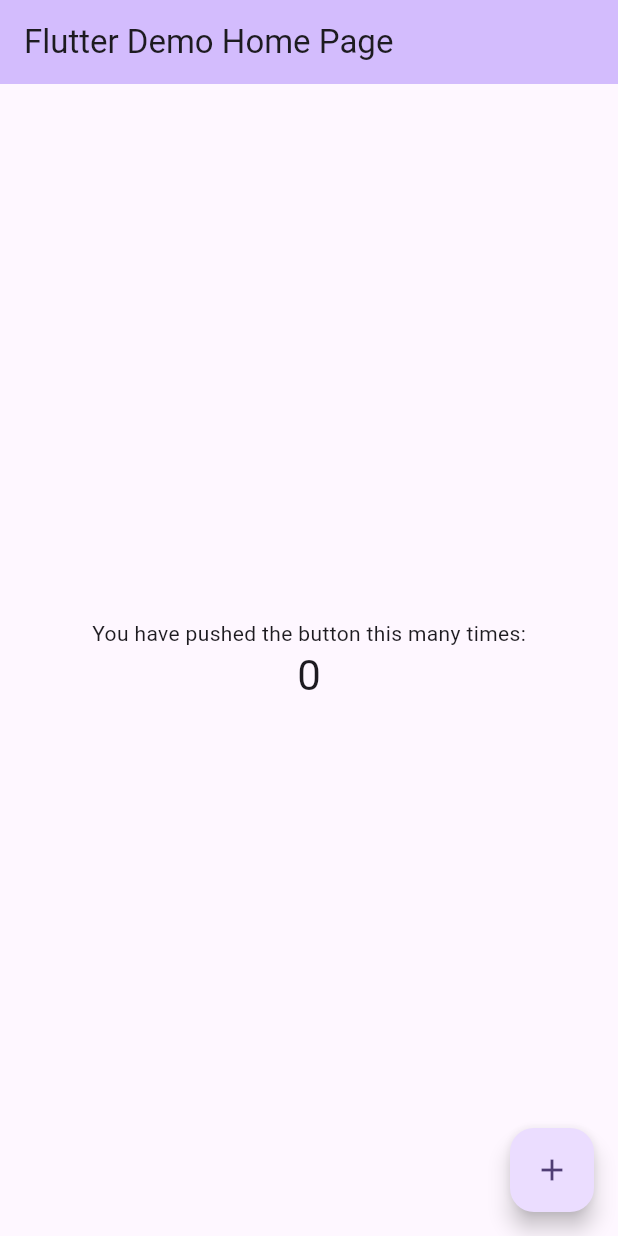
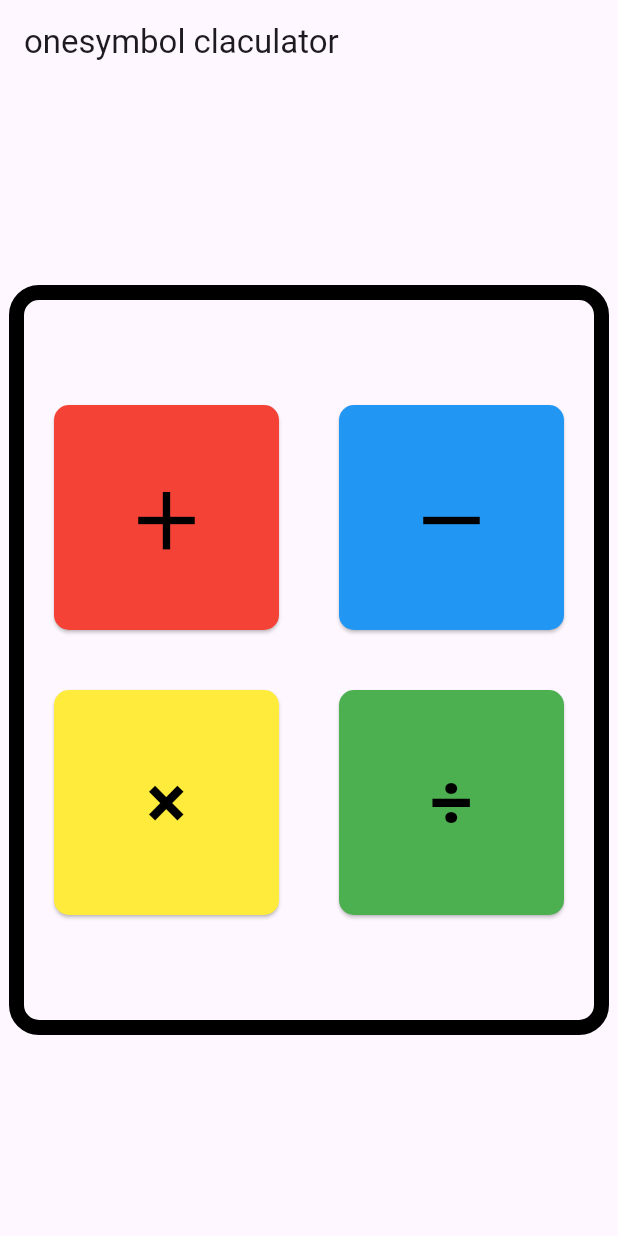
Before and after one commit to SangBeomPark-Bump/project2_onesymbol_cal, a Flutter app: the screen it shows after launch, on a phone screen of 412 x 824 dp. Run offline on Flutter 3.47's test engine with Material 3 defaults, Android fonts, the phone set to English and light mode, and no system bars.

Commit message:
frame
home, main, 각각의 페이지들, 이동시 화면 등

```diff
--- /dev/null
+++ b/onesymbol_cal/lib/home.dart
@@ -0,0 +1,135 @@
+import 'package:flutter/material.dart';
+
+class Home extends StatelessWidget {
+  const Home({super.key});
+
+  @override
+  Widget build(BuildContext context) {
+    return Scaffold(
+      appBar: AppBar(
+        title: Text('onesymbol claculator'),
+      ),
+      body:Center(
+        child: Container(
+          width: 400,
+          height:500,
+          decoration:BoxDecoration(
+            border: Border.all(
+              width: 10,
+              color: Colors.black,),
+          borderRadius: BorderRadius.circular(20)
+          ) ,
+          child: Column(
+            mainAxisAlignment: MainAxisAlignment.center,
+            children: [
+              //first row
+              Row(
+                mainAxisAlignment: MainAxisAlignment.center,
+                children: [
+                  ///add button
+                  Padding(
+                    padding: const EdgeInsets.all(20.0),
+                    child: ElevatedButton(
+                      onPressed: () => Navigator.pushNamed(context, '/add') ,
+                      style: ElevatedButton.styleFrom(
+                        backgroundColor: Colors.red,
+                        foregroundColor: Colors.black,
+                        minimumSize: Size(150, 150),
+                        shape: RoundedRectangleBorder(
+                          borderRadius: BorderRadius.circular(10),
+                        ),
+                      ),
+                      child: const Text(
+                        '＋',
+                        style: TextStyle(
+                          fontSize: 50,
+                          fontWeight: FontWeight.bold
+                        ),
+                      ),
+                    ),
+                  ),
+                  ///sub button
+                  Padding(
+                    padding: const EdgeInsets.all(20.0),
+                    child: ElevatedButton(
+                      onPressed: () => Navigator.pushNamed(context, '/sub'),
+                      style: ElevatedButton.styleFrom(
+                        backgroundColor: Colors.blue,
+                        foregroundColor: Colors.black,
+                        minimumSize: Size(150, 150),
+                        shape: RoundedRectangleBorder(
+                          borderRadius: BorderRadius.circular(10),
+                        ),
+                      ),
+                      child: const Text(
+                        '－',
+                        style: TextStyle(
+                          fontSize: 50,
+                          fontWeight: FontWeight.bold
+                        ),
+                      ),
+                    ),
+                  ),
+                ],
+              ),
+              // second row
+              Row(
+                mainAxisAlignment: MainAxisAlignment.center,
+                children: [
+                  ///mul button
+                  Padding(
+                    padding: const EdgeInsets.all(20.0),
+                    child: ElevatedButton(
+                      onPressed: () => Navigator.pushNamed(context, '/mul'),
+                      style: ElevatedButton.styleFrom(
+                        backgroundColor: Colors.yellow,
+                        foregroundColor: Colors.black,
+                        minimumSize: Size(150, 150),
+                        shape: RoundedRectangleBorder(
+                          borderRadius: BorderRadius.circular(10),
+                        ),
+                      ),
+                      child: const Text(
+                        '×',
+                        style: TextStyle(
+                          fontSize: 50,
+                          fontWeight: FontWeight.bold
+                        ),
+                      ),
+                    ),
+                  ),
+                  ///div button
+                  Padding(
+                    padding: const EdgeInsets.all(20.0),
+                    child: ElevatedButton(
+                      onPressed: () => Navigator.pushNamed(context, '/div'),
+                      style: ElevatedButton.styleFrom(
+                        backgroundColor: Colors.green,
+                        foregroundColor: Colors.black,
+                        minimumSize: Size(150, 150),
+                        shape: RoundedRectangleBorder(
+                          borderRadius: BorderRadius.circular(10),
+                        ),
+                      ),
+                      child: const Text(
+                        '÷',
+                        style: TextStyle(
+                          fontSize: 50,
+                          fontWeight: FontWeight.bold
+                        ),
+                      ),
+                    ),
+                  ),
+                ],
+              ),
+            ],
+          ),
+        ),
+      ),
+    );
+  }
+
+//Functionds
+
+
+}
--- a/onesymbol_cal/lib/main.dart
+++ b/onesymbol_cal/lib/main.dart
@@ -1,4 +1,9 @@
 import 'package:flutter/material.dart';
+import 'package:onesymbol_cal/addition.dart';
+import 'package:onesymbol_cal/division.dart';
+import 'package:onesymbol_cal/home.dart';
+import 'package:onesymbol_cal/multiplication.dart';
+import 'package:onesymbol_cal/subtraction.dart';
 
 void main() {
   runApp(const MyApp());
@@ -7,119 +12,23 @@
 class MyApp extends StatelessWidget {
   const MyApp({super.key});
 
-  // This widget is the root of your application.
   @override
   Widget build(BuildContext context) {
     return MaterialApp(
       title: 'Flutter Demo',
       theme: ThemeData(
-        // This is the theme of your application.
-        //
-        // TRY THIS: Try running your application with "flutter run". You'll see
-        // the application has a purple toolbar. Then, without quitting the app,
-        // try changing the seedColor in the colorScheme below to Colors.green
-        // and then invoke "hot reload" (save your changes or press the "hot
-        // reload" button in a Flutter-supported IDE, or press "r" if you used
-        // the command line to start the app).
-        //
-        // Notice that the counter didn't reset back to zero; the application
-        // state is not lost during the reload. To reset the state, use hot
-        // restart instead.
-        //
-        // This works for code too, not just values: Most code changes can be
-        // tested with just a hot reload.
         colorScheme: ColorScheme.fromSeed(seedColor: Colors.deepPurple),
         useMaterial3: true,
       ),
-      home: const MyHomePage(title: 'Flutter Demo Home Page'),
+      routes: {
+        '/' : (context) => const Home(),
+        '/add' : (context) => const AddPage(),
+        '/sub' : (context) => const SubPage(),
+        '/mul' : (context) => const MulPage(),
+        '/div' : (context) => const DivPage(),
+      },
+      initialRoute: '/',
+
     );
   }
 }
-
-class MyHomePage extends StatefulWidget {
-  const MyHomePage({super.key, required this.title});
-
-  // This widget is the home page of your application. It is stateful, meaning
-  // that it has a State object (defined below) that contains fields that affect
-  // how it looks.
-
-  // This class is the configuration for the state. It holds the values (in this
-  // case the title) provided by the parent (in this case the App widget) and
-  // used by the build method of the State. Fields in a Widget subclass are
-  // always marked "final".
-
-  final String title;
-
-  @override
-  State<MyHomePage> createState() => _MyHomePageState();
-}
-
-class _MyHomePageState extends State<MyHomePage> {
-  int _counter = 0;
-
-  void _incrementCounter() {
-    setState(() {
-      // This call to setState tells the Flutter framework that something has
-      // changed in this State, which causes it to rerun the build method below
-      // so that the display can reflect the updated values. If we changed
-      // _counter without calling setState(), then the build method would not be
-      // called again, and so nothing would appear to happen.
-      _counter++;
-    });
-  }
-
-  @override
-  Widget build(BuildContext context) {
-    // This method is rerun every time setState is called, for instance as done
-    // by the _incrementCounter method above.
-    //
-    // The Flutter framework has been optimized to make rerunning build methods
-    // fast, so that you can just rebuild anything that needs updating rather
-    // than having to individually change instances of widgets.
-    return Scaffold(
-      appBar: AppBar(
-        // TRY THIS: Try changing the color here to a specific color (to
-        // Colors.amber, perhaps?) and trigger a hot reload to see the AppBar
-        // change color while the other colors stay the same.
-        backgroundColor: Theme.of(context).colorScheme.inversePrimary,
-        // Here we take the value from the MyHomePage object that was created by
-        // the App.build method, and use it to set our appbar title.
-        title: Text(widget.title),
-      ),
-      body: Center(
-        // Center is a layout widget. It takes a single child and positions it
-        // in the middle of the parent.
-        child: Column(
-          // Column is also a layout widget. It takes a list of children and
-          // arranges them vertically. By default, it sizes itself to fit its
-          // children horizontally, and tries to be as tall as its parent.
-          //
-          // Column has various properties to control how it sizes itself and
-          // how it positions its children. Here we use mainAxisAlignment to
-          // center the children vertically; the main axis here is the vertical
-          // axis because Columns are vertical (the cross axis would be
-          // horizontal).
-          //
-          // TRY THIS: Invoke "debug painting" (choose the "Toggle Debug Paint"
-          // action in the IDE, or press "p" in the console), to see the
-          // wireframe for each widget.
-          mainAxisAlignment: MainAxisAlignment.center,
-          children: <Widget>[
-            const Text(
-              'You have pushed the button this many times:',
-            ),
-            Text(
-              '$_counter',
-              style: Theme.of(context).textTheme.headlineMedium,
-            ),
-          ],
-        ),
-      ),
-      floatingActionButton: FloatingActionButton(
-        onPressed: _incrementCounter,
-        tooltip: 'Increment',
-        child: const Icon(Icons.add),
-      ), // This trailing comma makes auto-formatting nicer for build methods.
-    );
-  }
-}
```
Also changed, not shown: onesymbol_cal/lib/addition.dart (added, +19 -0 lines), onesymbol_cal/lib/division.dart (added, +19 -0 lines), onesymbol_cal/lib/multiplication.dart (added, +19 -0 lines), onesymbol_cal/lib/subtraction.dart (added, +19 -0 lines).
